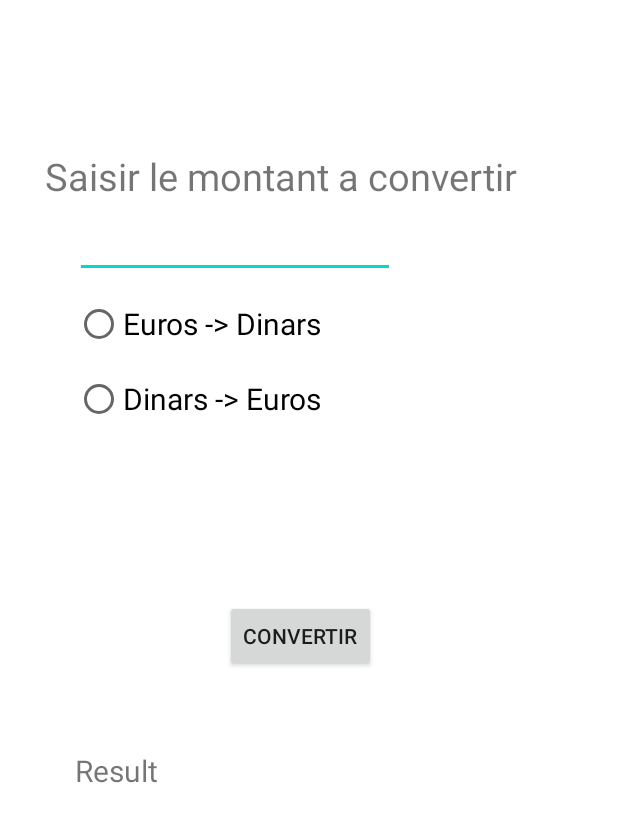
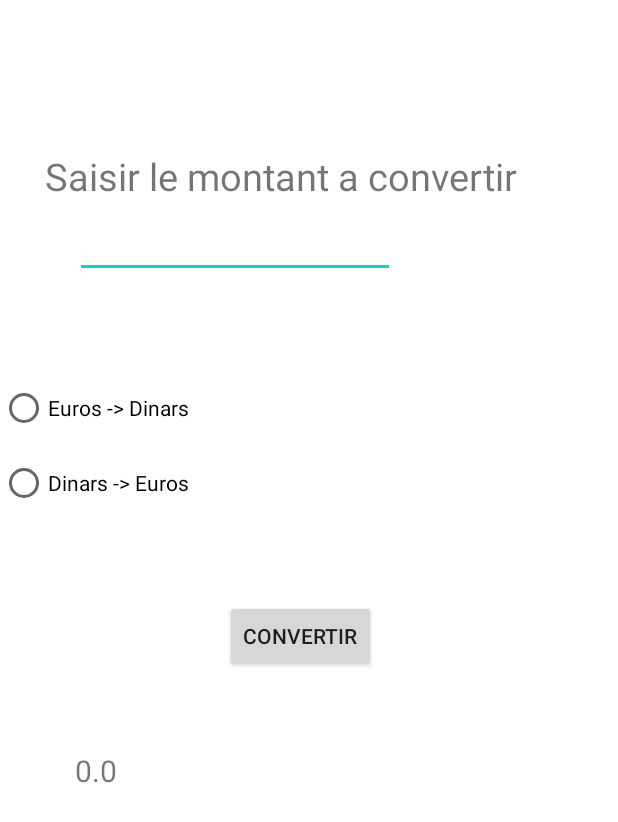
Before and after one commit to wlan07/tp2mobile, an Android app: the screen it shows after launch (MainActivity), after a tap on "CONVERTIR", on a phone screen of 412 x 824 dp. Shown: the top 822 px of the screen. Run offline under Robolectric (Android 15) with nearby library versions, the phone set to English and light mode, and no system bars; 1 statement that could not run was skipped.

Commit message:
implement radio group and dynamic text

```diff
--- a/app/src/main/java/com/example/tp2mobile/MainActivity.java
+++ b/app/src/main/java/com/example/tp2mobile/MainActivity.java
@@ -12,7 +12,7 @@ import android.widget.TextView;
 
 
 
-public class MainActivity extends Activity  {
+public class MainActivity extends Activity  implements View.OnClickListener{
     Button convert ;
     RadioButton eTOd,dTOe;
     EditText p;
@@ -28,21 +28,22 @@ public class MainActivity extends Activity  {
         t1=findViewById(R.id.textcovertir);
         r=findViewById(R.id.result);
 
-        convert.setOnClickListener(new View.OnClickListener() {
-            @Override
-            public void onClick(View view) {
-
-                String ch=p.getText().toString();
-                double mon= Double.valueOf(ch);
-                if (eTOd.isChecked())
-                    r.setText(""+mon/3);
-                else if (dTOe.isChecked())
-                    r.setText(""+mon*3);
-            }
-        });
+        convert.setOnClickListener(this);
     }
 
 
+    @Override
+    public void onClick(View view) {
 
 
+        if (view.getId()==convert.getId()){
+            String ch=p.getText().toString();
+            double mon= Double.valueOf(ch);
+            if (eTOd.isChecked())
+                r.setText(""+mon/3);
+            else
+                r.setText(""+mon*3);
+        }
+
+    }
 }
--- a/app/src/main/res/layout/activity_main.xml
+++ b/app/src/main/res/layout/activity_main.xml
@@ -6,12 +6,6 @@
     android:layout_width="match_parent"
     android:layout_height="match_parent"
     tools:context=".MainActivity">
-
-    <com.google.android.material.appbar.AppBarLayout
-        android:id="@+id/appBarLayout"
-        android:layout_width="0dp"
-        android:layout_height="wrap_content"
-        />
 
     <TextView
         android:id="@+id/textcovertir"
@@ -36,27 +30,6 @@
         android:textColor="#0C0C0C"
         android:textColorHint="#FFFFFF" />
 
-    <RadioButton
-        android:id="@+id/radio2"
-        android:layout_width="wrap_content"
-        android:layout_height="wrap_content"
-        android:layout_marginLeft="50dp"
-        android:layout_marginTop="250dp"
-        android:text="@string/dinars_euros"
-        android:textSize="20sp" />
-
-    <RadioButton
-        android:id="@+id/radio1"
-        android:layout_width="wrap_content"
-        android:layout_height="wrap_content"
-        android:layout_marginStart="50dp"
-        android:layout_marginLeft="50dp"
-        android:layout_marginTop="200dp"
-        android:layout_marginEnd="50dp"
-        android:layout_marginBottom="50dp"
-        android:text="@string/euros_dinars"
-        android:textSize="20sp" />
-
     <Button
         android:id="@+id/button"
         android:layout_width="wrap_content"
@@ -75,4 +48,30 @@
         android:text="@string/result"
         android:textSize="20sp" />
 
+    <RadioGroup
+        android:layout_width="wrap_content"
+        android:layout_height="wrap_content"
+        android:layout_alignParentBottom="true"
+        android:layout_marginBottom="635dp">
+
+    </RadioGroup>
+
+    <RadioButton
+        android:id="@+id/radio1"
+        android:layout_width="match_parent"
+        android:layout_height="wrap_content"
+        android:layout_alignParentStart="true"
+        android:layout_alignParentTop="true"
+        android:layout_marginTop="256dp"
+        android:text="@string/euros_dinars" />
+
+    <RadioButton
+        android:id="@+id/radio2"
+        android:layout_width="match_parent"
+        android:layout_height="wrap_content"
+        android:layout_alignParentStart="true"
+        android:layout_alignParentTop="true"
+        android:layout_marginTop="306dp"
+        android:text="@string/dinars_euros" />
+
 </RelativeLayout>
```
